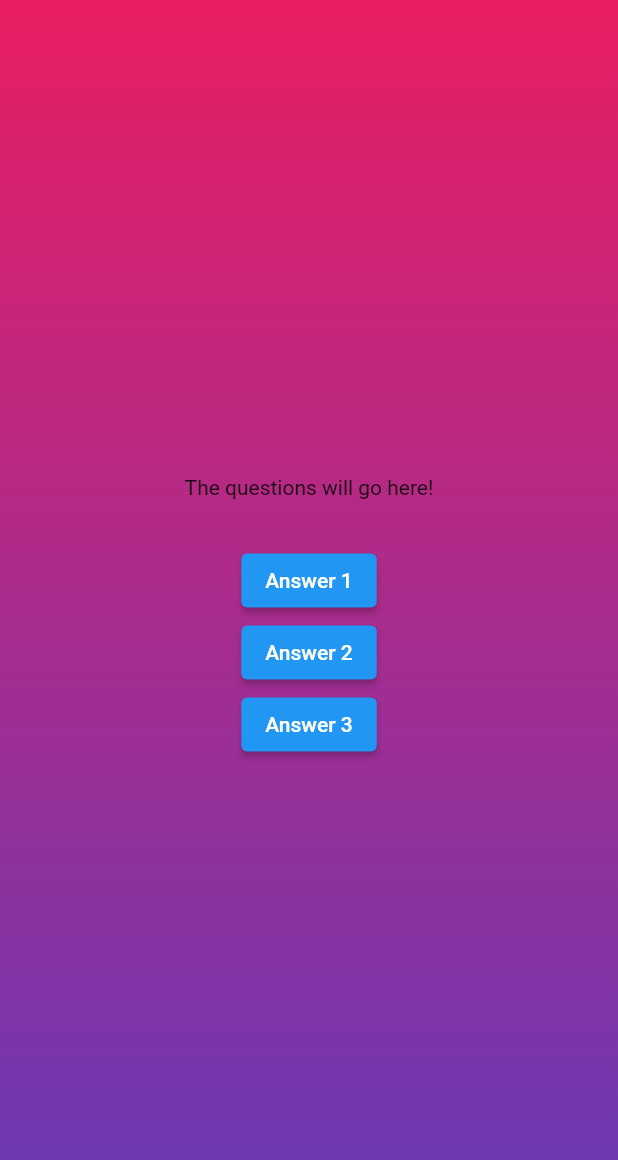
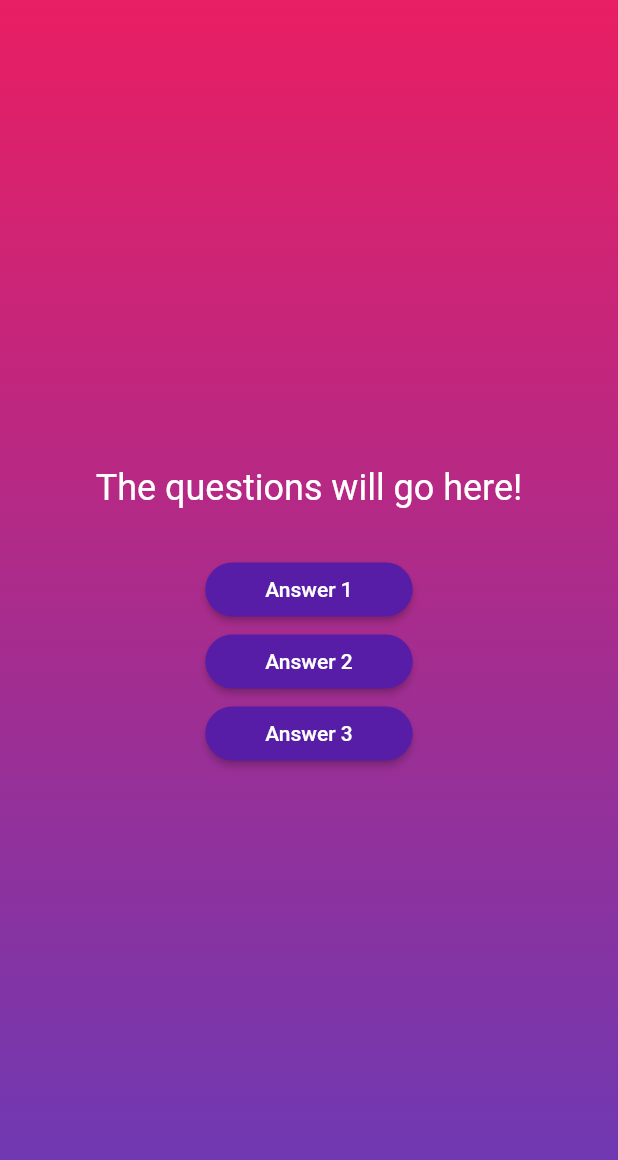
Before and after one commit to FatoomRe/2nd-Flutter-CourseProject-QuizApp, a Flutter app: the screen it shows after launch, after a tap on "Start Quiz", on a phone screen of 412 x 824 dp. Shown: the top 1160 px of the screen. Run offline on Flutter 3.47's test engine with Material 2 defaults, Android fonts, the phone set to English and light mode, and no system bars.

Commit message:
68. Creating a Reusable, Custom Styled Button

```diff
--- /dev/null
+++ b/lib/answer_button.dart
@@ -0,0 +1,30 @@
+// coustom button style class for answer
+
+import 'package:flutter/material.dart';
+
+class AnswerButton extends StatelessWidget {
+  const AnswerButton(
+      {super.key, required this.answerText, required this.onTap});
+
+  final String answerText;
+  final void Function() onTap;
+
+  @override
+  Widget build(BuildContext context) {
+    return ElevatedButton(
+      onPressed: onTap,
+      style: ElevatedButton.styleFrom(
+        padding: const EdgeInsets.symmetric(
+          vertical: 10,
+          horizontal: 40,
+        ),
+        backgroundColor: const Color.fromARGB(255, 88, 29, 167),
+        foregroundColor: Colors.white,
+        shape: RoundedRectangleBorder(
+          borderRadius: BorderRadius.circular(40),
+        ),
+      ),
+      child: Text(answerText),
+    );
+  }
+}
--- a/lib/questions_screen.dart
+++ b/lib/questions_screen.dart
@@ -1,10 +1,12 @@
 import 'package:flutter/material.dart';
 
-class QuestionsScreen extends StatefulWidget{
+import 'package:secondcourseapp/answer_button.dart';
+
+class QuestionsScreen extends StatefulWidget {
   const QuestionsScreen({super.key});
 
   @override
-  State<QuestionsScreen> createState(){
+  State<QuestionsScreen> createState() {
     return _QuestionsScreenState();
   }
 }
@@ -17,21 +19,28 @@
       child: Column(
         mainAxisAlignment: MainAxisAlignment.center,
         children: [
-        const Text('The questions will go here!'),
-        const SizedBox(height: 30,),
-        ElevatedButton(
-          onPressed: (){},
-          child: const Text('Answer 1'),
-        ),
-        ElevatedButton(
-          onPressed: (){},
-          child: const Text('Answer 2'),
-        ),
-        ElevatedButton(
-          onPressed: (){},
-          child: const Text('Answer 3'),
-        ),
-      ],),
+          const Text(
+            'The questions will go here!',
+            style: TextStyle(
+              color: Colors.white,
+              fontSize: 24,
+            ),
+          ),
+          const SizedBox(height: 30,),
+          AnswerButton(
+            answerText: 'Answer 1',
+            onTap: () {},
+          ),
+          AnswerButton(
+            answerText: 'Answer 2',
+            onTap: () {},
+          ),
+          AnswerButton(
+            answerText: 'Answer 3',
+            onTap: () {},
+          ),
+        ],
+      ),
     );
   }
 }
```
